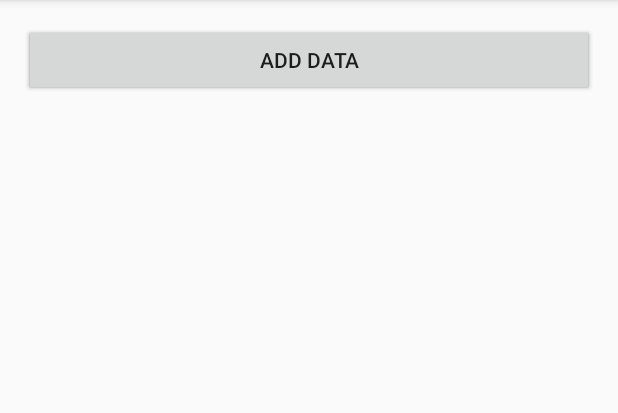
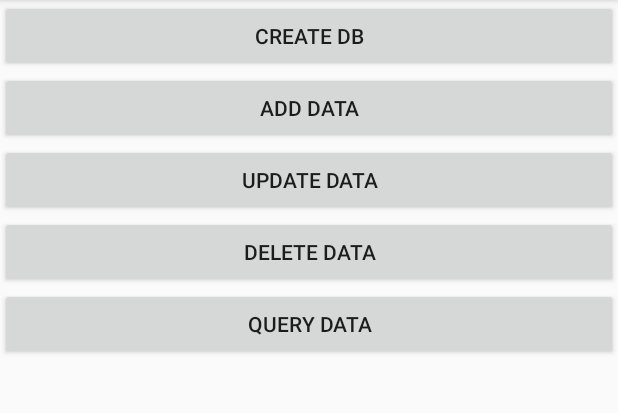
Before and after one commit to bigcobble/MyDB, an Android app: the screen it shows after launch (MainActivity), after a tap on "ADD DATA", on a phone screen of 412 x 824 dp, the part 84-497 px from its top. Run offline under Robolectric (Android 15) with nearby library versions, the phone set to English and light mode, and no system bars; libraries missing offline, so code that uses them is left out: com.facebook.stetho; 1 statement that could not run was skipped.

```diff
--- a/app/src/main/java/sdx/mydb/MainActivity.java
+++ b/app/src/main/java/sdx/mydb/MainActivity.java
@@ -1,5 +1,5 @@
 package sdx.mydb;
-
+import android.content.ContentValues;
 import android.database.sqlite.SQLiteDatabase;
 import android.support.v7.app.AppCompatActivity;
 import android.os.Bundle;
@@ -20,12 +20,56 @@ public class MainActivity extends AppCompatActivity {
                 dbHelper.getReadableDatabase();
             }
         });
-
         Button addData = (Button)findViewById(R.id.add_data_buttion);
         addData.setOnClickListener(new View.OnClickListener() {
             @Override
             public void onClick(View v) {
-                SQLiteDatabase sdb = dbHelper.getReadableDatabase();
+                SQLiteDatabase sdb = dbHelper.getWritableDatabase();
+                ContentValues values = new ContentValues();
+                values.put("name","第一行代码");
+                values.put("author","是东线");
+                values.put("pages",100);
+                values.put("price",35.6);
+                sdb.insert("book",null,values);
+                values.clear();
+                values.put("name","唱歌性");
+                values.put("author","武则天");
+                values.put("pages",101);
+                values.put("price",99.5);
+                sdb.insert("book",null,values);
+
+            }
+        });
+
+
+        Button updateData = (Button)findViewById(R.id.update_data_buttion);
+        updateData.setOnClickListener(new View.OnClickListener() {
+            @Override
+            public void onClick(View v) {
+                SQLiteDatabase sdb = dbHelper.getWritableDatabase();
+                ContentValues values = new ContentValues();
+                values.put("author","毛泽东");
+                sdb.update("Book",values,"name=?",new String[]{"第一行代码"});
+
+            }
+        });
+
+        Button deleteData = (Button)findViewById(R.id.delete_data_buttion);
+        deleteData.setOnClickListener(new View.OnClickListener() {
+            @Override
+            public void onClick(View v) {
+                SQLiteDatabase sdb = dbHelper.getWritableDatabase();
+                sdb.delete("Book","pages>?",new String[]{"100"});
+
+            }
+        });
+
+        Button queryData = (Button)findViewById(R.id.query_data_buttion);
+        queryData.setOnClickListener(new View.OnClickListener() {
+            @Override
+            public void onClick(View v) {
+                SQLiteDatabase sdb = dbHelper.getWritableDatabase();
+                sdb.delete("Book","pages>?",new String[]{"100"});
 
             }
         });
--- a/app/src/main/java/sdx/mydb/MyDatabaseHelper.java
+++ b/app/src/main/java/sdx/mydb/MyDatabaseHelper.java
@@ -14,7 +14,7 @@ public class MyDatabaseHelper extends SQLiteOpenHelper {
             + "id integer primary key autoincrement,"
             + "author text,"
             + "price real,"
-            + "pages integer"
+            + "pages integer,"
             + "name text)";
     public static  final  String Create_CATEGORY = "create table Category("
             + "id integer primary key autoincrement,"
@@ -39,4 +39,13 @@ public class MyDatabaseHelper extends SQLiteOpenHelper {
         db.execSQL("drop table if exists Category");
         onCreate(db);
     }
+    /**
+     * 删除数据库
+     *
+     * @param context
+     * @return
+     */
+    public boolean deleteDatabase(Context context,String name) {
+        return context.deleteDatabase(name);
+    }
 }
--- a/app/src/main/res/layout/activity_main.xml
+++ b/app/src/main/res/layout/activity_main.xml
@@ -1,14 +1,10 @@
 <?xml version="1.0" encoding="utf-8"?>
-<RelativeLayout xmlns:android="http://schemas.android.com/apk/res/android"
+<LinearLayout xmlns:android="http://schemas.android.com/apk/res/android"
     xmlns:tools="http://schemas.android.com/tools"
     android:layout_width="match_parent"
     android:layout_height="match_parent"
-    android:paddingBottom="@dimen/activity_vertical_margin"
-    android:paddingLeft="@dimen/activity_horizontal_margin"
-    android:paddingRight="@dimen/activity_horizontal_margin"
-    android:paddingTop="@dimen/activity_vertical_margin"
+    android:orientation="vertical"
     tools:context="sdx.mydb.MainActivity">
-
     <Button
         android:id="@+id/create_db_buttion"
         android:text="create db"
@@ -19,4 +15,19 @@
         android:text="add data"
         android:layout_width="match_parent"
         android:layout_height="wrap_content" />
-</RelativeLayout>
+    <Button
+        android:id="@+id/update_data_buttion"
+        android:text="update data"
+        android:layout_width="match_parent"
+        android:layout_height="wrap_content" />
+    <Button
+        android:id="@+id/delete_data_buttion"
+        android:text="delete data"
+        android:layout_width="match_parent"
+        android:layout_height="wrap_content" />
+    <Button
+        android:id="@+id/query_data_buttion"
+        android:text="query data"
+        android:layout_width="match_parent"
+        android:layout_height="wrap_content" />
+</LinearLayout>
```
